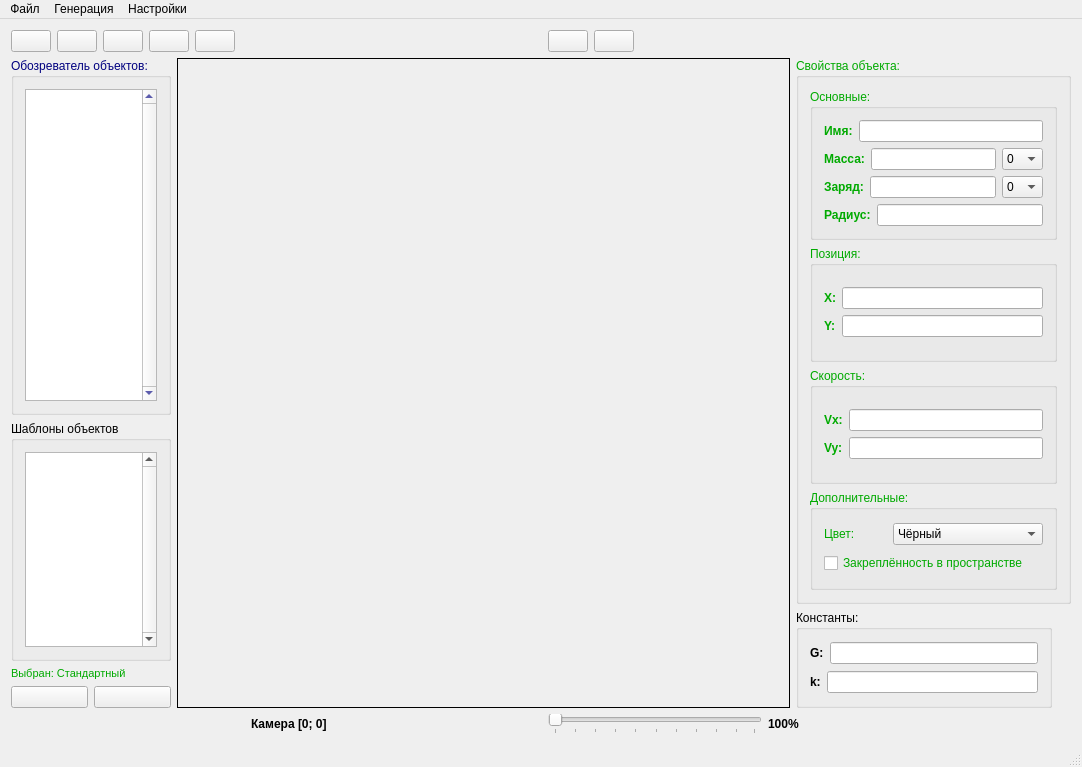
This is mainwindow.ui in GRUB666/SPS---Simple-Physical-Simulator as Qt 5 draws it before an edit. The edited form follows.
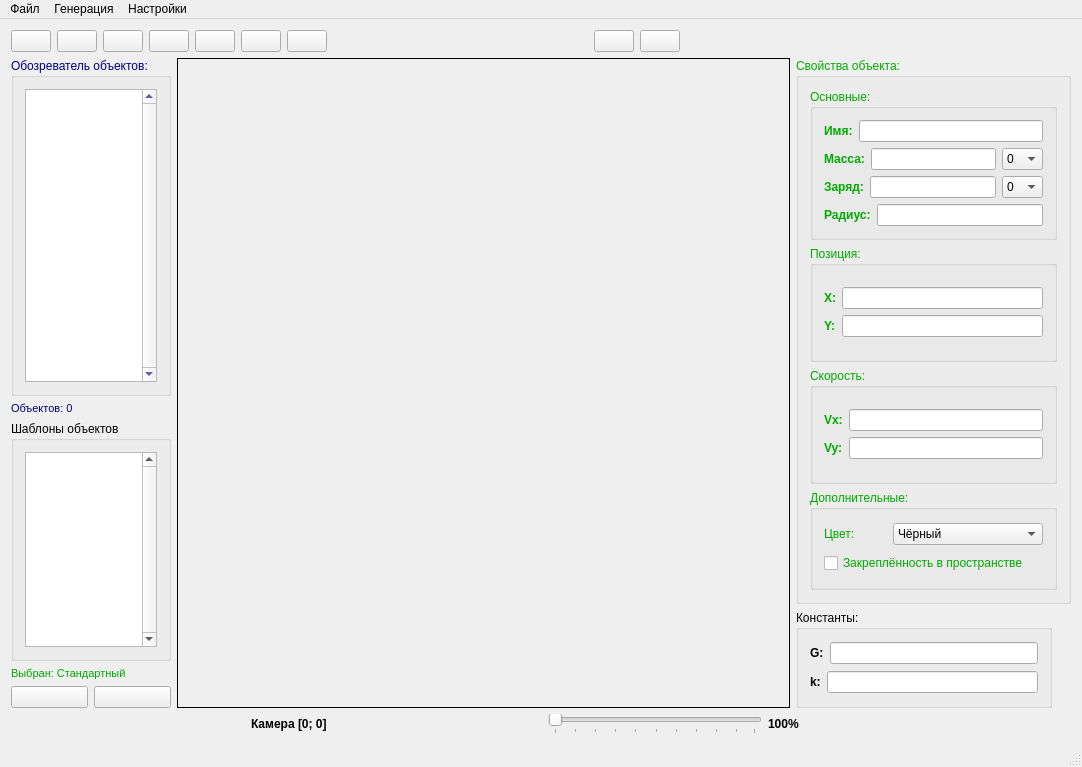
This is the edited form. Custom widgets are drawn as their Qt base class.

Patch:
```diff
--- a/mainwindow.ui
+++ b/mainwindow.ui
@@ -57,6 +57,20 @@
           </property>
          </widget>
         </item>
+        <item>
+         <widget class="QPushButton" name="follow_button">
+          <property name="text">
+           <string/>
+          </property>
+         </widget>
+        </item>
+        <item>
+         <widget class="QPushButton" name="set_center_button">
+          <property name="text">
+           <string/>
+          </property>
+         </widget>
+        </item>
         <item>
          <spacer name="horizontalSpacer">
           <property name="orientation">
@@ -248,6 +262,117 @@
             </layout>
            </widget>
           </item>
+          <item>
+           <widget class="QLabel" name="count_lab">
+            <property name="maximumSize">
+             <size>
+              <width>150</width>
+              <height>16777215</height>
+             </size>
+            </property>
+            <property name="palette">
+             <palette>
+              <active>
+               <colorrole role="WindowText">
+                <brush brushstyle="SolidPattern">
+                 <color alpha="255">
+                  <red>0</red>
+                  <green>0</green>
+                  <blue>127</blue>
+                 </color>
+                </brush>
+               </colorrole>
+               <colorrole role="Text">
+                <brush brushstyle="SolidPattern">
+                 <color alpha="255">
+                  <red>0</red>
+                  <green>0</green>
+                  <blue>127</blue>
+                 </color>
+                </brush>
+               </colorrole>
+               <colorrole role="PlaceholderText">
+                <brush brushstyle="SolidPattern">
+                 <color alpha="128">
+                  <red>0</red>
+                  <green>85</green>
+                  <blue>0</blue>
+                 </color>
+                </brush>
+               </colorrole>
+              </active>
+              <inactive>
+               <colorrole role="WindowText">
+                <brush brushstyle="SolidPattern">
+                 <color alpha="255">
+                  <red>0</red>
+                  <green>0</green>
+                  <blue>127</blue>
+                 </color>
+                </brush>
+               </colorrole>
+               <colorrole role="Text">
+                <brush brushstyle="SolidPattern">
+                 <color alpha="255">
+                  <red>0</red>
+                  <green>0</green>
+                  <blue>127</blue>
+                 </color>
+                </brush>
+               </colorrole>
+               <colorrole role="PlaceholderText">
+                <brush brushstyle="SolidPattern">
+                 <color alpha="128">
+                  <red>0</red>
+                  <green>85</green>
+                  <blue>0</blue>
+                 </color>
+                </brush>
+               </colorrole>
+              </inactive>
+              <disabled>
+               <colorrole role="WindowText">
+                <brush brushstyle="SolidPattern">
+                 <color alpha="127">
+                  <red>255</red>
+                  <green>255</green>
+                  <blue>255</blue>
+                 </color>
+                </brush>
+               </colorrole>
+               <colorrole role="Text">
+                <brush brushstyle="SolidPattern">
+                 <color alpha="127">
+                  <red>255</red>
+                  <green>255</green>
+                  <blue>255</blue>
+                 </color>
+                </brush>
+               </colorrole>
+               <colorrole role="PlaceholderText">
+                <brush brushstyle="SolidPattern">
+                 <color alpha="128">
+                  <red>231</red>
+                  <green>231</green>
+                  <blue>231</blue>
+                 </color>
+                </brush>
+               </colorrole>
+              </disabled>
+             </palette>
+            </property>
+            <property name="font">
+             <font>
+              <pointsize>8</pointsize>
+              <weight>50</weight>
+              <bold>false</bold>
+             </font>
+            </property>
+            <property name="text">
+             <string>Объектов: 0</string>
+            </property>
+           </widget>
+          </item>
           <item>
            <widget class="QGroupBox" name="groupBox_2">
             <property name="minimumSize">
```
Left out of the diff: 2 changed lines with no effect on the pictures.
